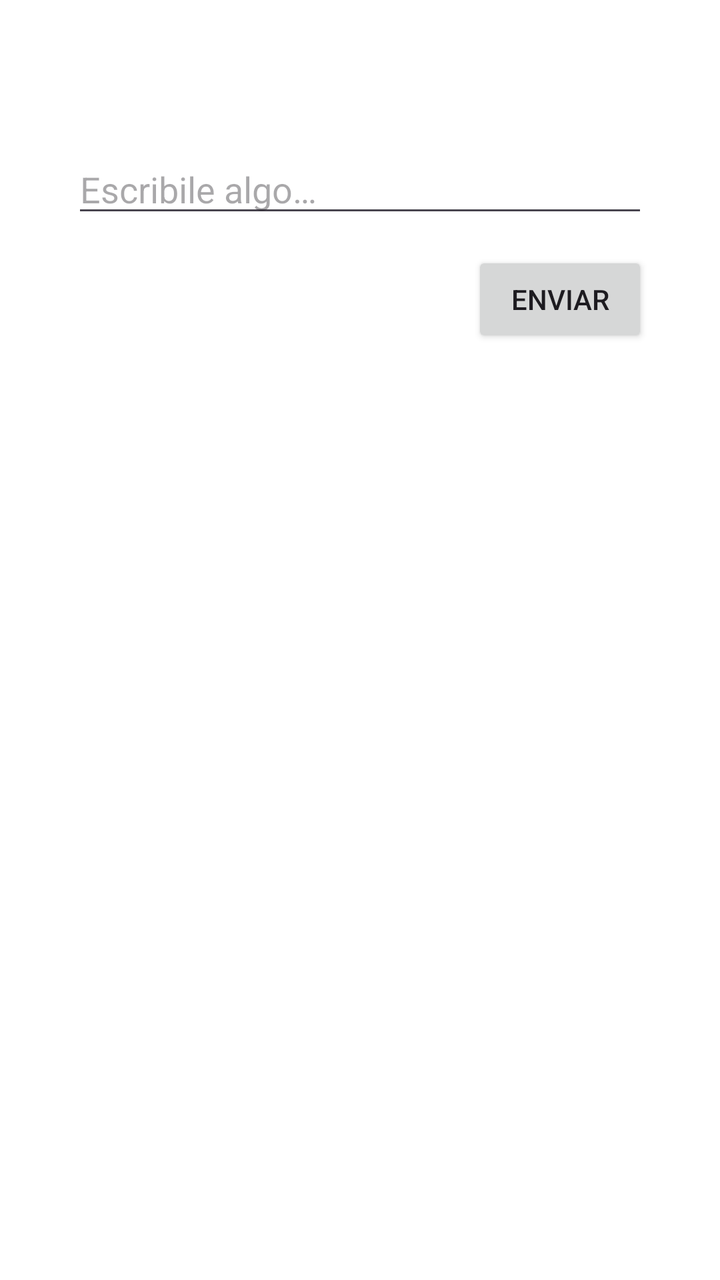
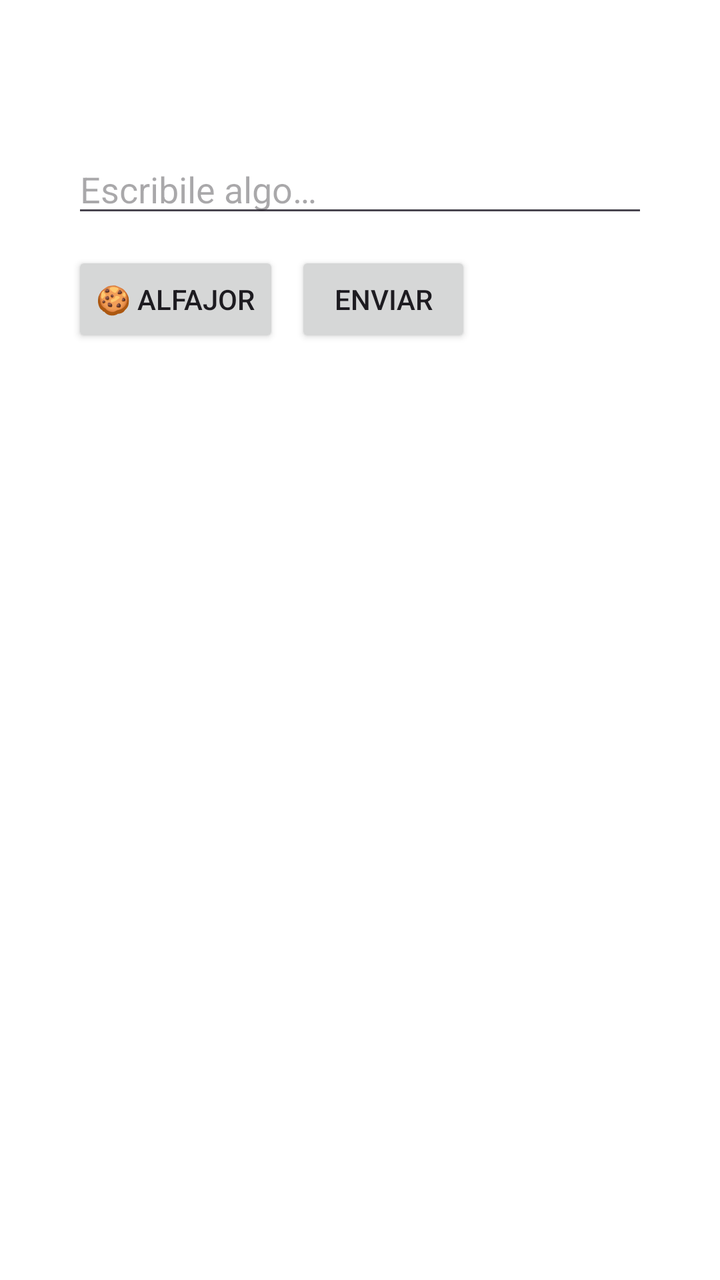

Two renders of the same Android screen: before a commit and after it. Below are the layout's source before the change and the commit's diff.
<!-- AndroidManifest.xml: activity theme Theme.StickmanAI.Dialog -->
<!-- res/layout/activity_chat.xml -->
<?xml version="1.0" encoding="utf-8"?>
<LinearLayout xmlns:android="http://schemas.android.com/apk/res/android"
    android:layout_width="match_parent"
    android:layout_height="wrap_content"
    android:orientation="vertical"
    android:padding="20dp">

    <TextView
        android:id="@+id/chatTitle"
        android:layout_width="wrap_content"
        android:layout_height="wrap_content"
        android:textSize="18sp"
        android:textStyle="bold" />

    <EditText
        android:id="@+id/editMessage"
        android:layout_width="match_parent"
        android:layout_height="wrap_content"
        android:layout_marginTop="12dp"
        android:hint="@string/message_hint"
        android:inputType="text" />

    <Button
        android:id="@+id/btnSend"
        android:layout_width="wrap_content"
        android:layout_height="wrap_content"
        android:layout_marginTop="12dp"
        android:layout_gravity="end"
        android:text="@string/send" />

</LinearLayout>
<!-- resources referenced by this layout -->
<resources>
  <string name="message_hint">Escribile algo…</string>
  <string name="send">Enviar</string>
  <style name="Theme.StickmanAI.Dialog" parent="Theme.Material3.DayNight.Dialog">
          <item name="android:windowIsFloating">true</item>
          <item name="android:backgroundDimEnabled">true</item>
      </style>
</resources>

<!-- the commit's change to res/layout/activity_chat.xml (unified diff, before → after) -->
@@ -20,12 +20,26 @@
         android:hint="@string/message_hint"
         android:inputType="text" />
 
-    <Button
-        android:id="@+id/btnSend"
-        android:layout_width="wrap_content"
+    <LinearLayout
+        android:layout_width="match_parent"
         android:layout_height="wrap_content"
         android:layout_marginTop="12dp"
         android:layout_gravity="end"
-        android:text="@string/send" />
+        android:orientation="horizontal">
+
+        <Button
+            android:id="@+id/btnGiveSnack"
+            android:layout_width="wrap_content"
+            android:layout_height="wrap_content"
+            android:text="@string/give_snack" />
+
+        <Button
+            android:id="@+id/btnSend"
+            android:layout_width="wrap_content"
+            android:layout_height="wrap_content"
+            android:layout_marginStart="8dp"
+            android:text="@string/send" />
+
+    </LinearLayout>
 
 </LinearLayout>
<!-- resource entries referenced after the edit -->
@@ -1,5 +1,6 @@
 <!-- resources referenced by this layout -->
 <resources>
+  <string name="give_snack">🍪 Alfajor</string>
   <string name="message_hint">Escribile algo…</string>
   <string name="send">Enviar</string>
   <style name="Theme.StickmanAI.Dialog" parent="Theme.Material3.DayNight.Dialog">
